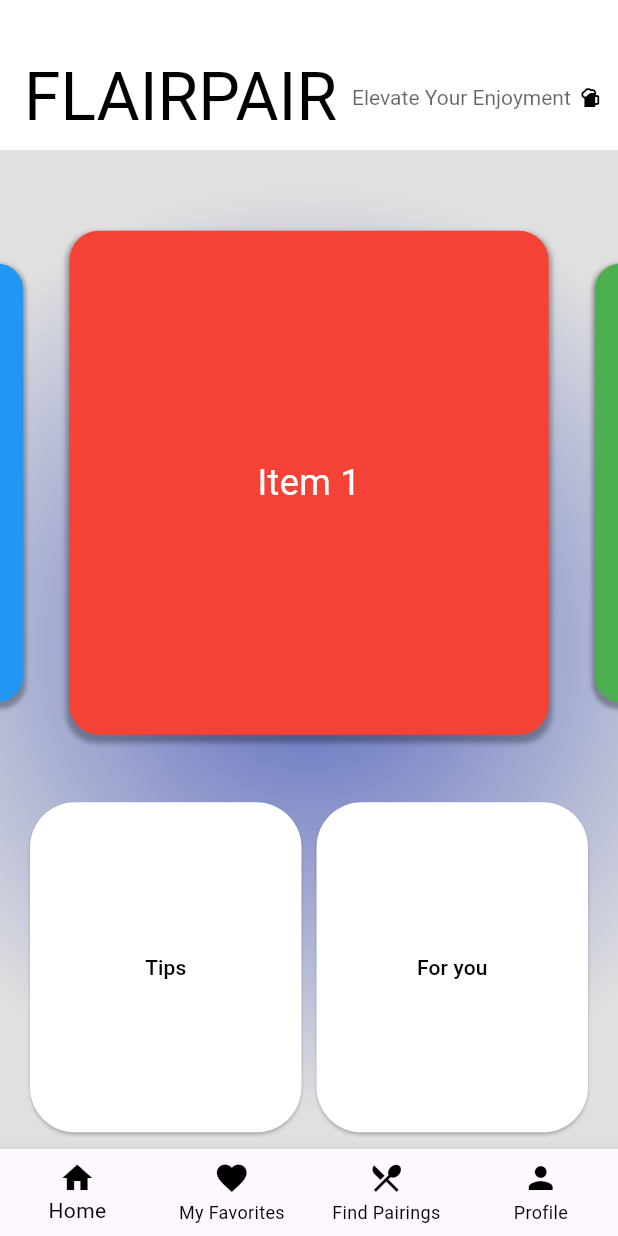
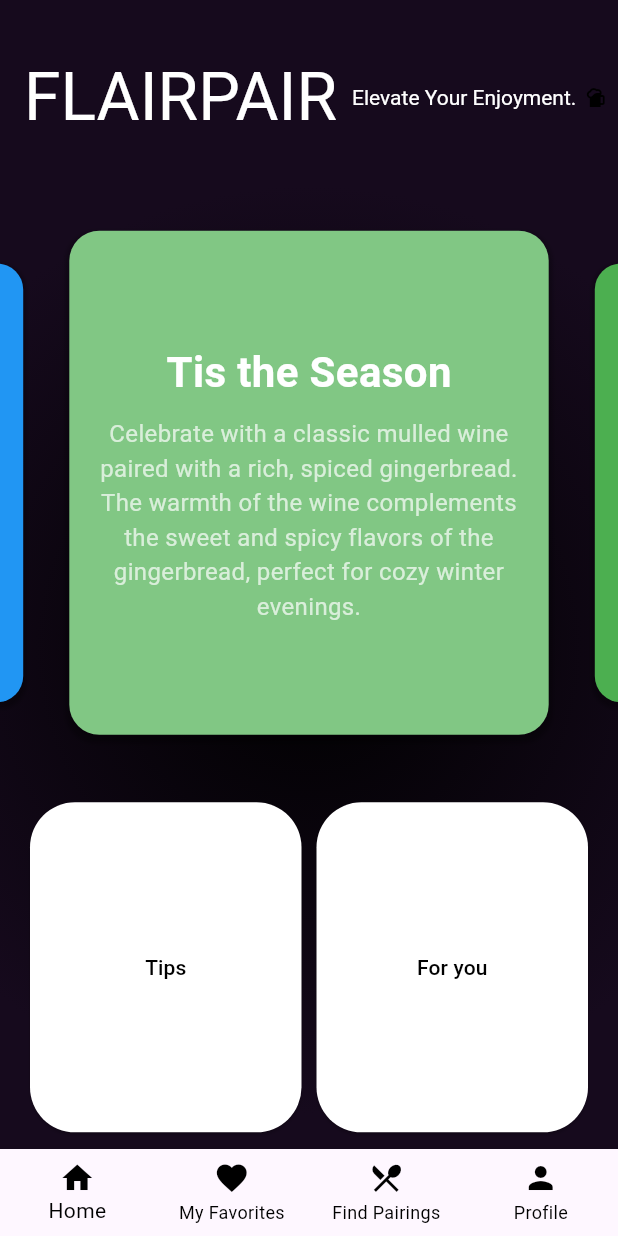
Before and after one commit to RaeClay/flair_pair, a Flutter app: the screen it shows after launch, on a phone screen of 412 x 824 dp. Run offline on Flutter 3.47's test engine with Material 3 defaults, Android fonts, the phone set to English and light mode, and no system bars; drawn by our look-alikes of carousel_slider; our stand-ins replace google_fonts.

Commit message:
Potential dark theme, buttons and carousel still being worked on

```diff
--- a/lib/customwidgets/background_deco.dart
+++ b/lib/customwidgets/background_deco.dart
@@ -5,8 +5,8 @@ class BackgroundDeco {
     return BoxDecoration(
       gradient: RadialGradient(
             colors: [
-              Colors.indigo[400]!,  //radial
-              const Color.fromARGB(255, 224, 224, 224),  //background
+              Colors.black,  //radial
+              const Color(0xFF160A1D),  //background
             ],
             center: Alignment.center,
             radius: 0.75,
--- a/lib/customwidgets/carousel_items.dart
+++ b/lib/customwidgets/carousel_items.dart
@@ -4,7 +4,7 @@ List<Widget> carouselItems = [
   Container(
     margin: const EdgeInsets.symmetric(horizontal: 5.0, vertical: 7.0),
     decoration: BoxDecoration(
-      color: Colors.red, // Different color for each container
+      color: Colors.green[300], // Festive color for the season
       borderRadius: BorderRadius.circular(20),
       boxShadow: [
         BoxShadow(
@@ -15,7 +15,31 @@ List<Widget> carouselItems = [
         ),
       ],
     ),
-    child: const Center(child: Text('Item 1', style: TextStyle(fontSize: 24, color: Colors.white))),
+    child: Padding(
+      padding: const EdgeInsets.all(15.0),
+      child: Column(
+        mainAxisAlignment: MainAxisAlignment.center,
+        children: <Widget>[
+          Text(
+            'Tis the Season',
+            style: TextStyle(
+              fontSize: 28,
+              fontWeight: FontWeight.bold,
+              color: Colors.white,
+            ),
+          ),
+          SizedBox(height: 10),
+          Text(
+            'Celebrate with a classic mulled wine paired with a rich, spiced gingerbread. The warmth of the wine complements the sweet and spicy flavors of the gingerbread, perfect for cozy winter evenings.',
+            textAlign: TextAlign.center,
+            style: TextStyle(
+              fontSize: 16,
+              color: Colors.white70,
+            ),
+          ),
+        ],
+      ),
+    ),
   ),
   Container(
     margin: const EdgeInsets.symmetric(horizontal: 5.0, vertical: 7.0),
--- a/lib/customwidgets/customappbar.dart
+++ b/lib/customwidgets/customappbar.dart
@@ -11,7 +11,7 @@ class CustomAppBar extends StatelessWidget implements PreferredSizeWidget {
     return AppBar(
       automaticallyImplyLeading: false,
       toolbarHeight: preferredSize.height,
-      backgroundColor: Colors.white,
+      backgroundColor: const Color(0xFF160A1D),
       title: Padding(
         padding: const EdgeInsets.only(top: 50, bottom: 20),
         child: Row(
@@ -21,18 +21,19 @@ class CustomAppBar extends StatelessWidget implements PreferredSizeWidget {
               'FLAIRPAIR',
               style: GoogleFonts.bungeeShade(
                 textStyle: const TextStyle(
-                  color: Colors.black,
+                  color: Colors.white,
                   fontSize: 44,
                 ),
               ),
             ),
             const SizedBox(width: 10),
             Text(
-              'Elevate Your Enjoyment',
+              'Elevate Your Enjoyment.',
               style: GoogleFonts.archivoNarrow(
                 textStyle: TextStyle(
-                  color: Colors.black.withOpacity(0.6),
+                  color: Colors.white,
                   fontSize: 14,
+                  fontFamily: 'Raleway'
                 ),
               ),
             ),
--- a/lib/view/home_view.dart
+++ b/lib/view/home_view.dart
@@ -37,7 +37,7 @@ class HomePage extends StatelessWidget {
                         onPressed: () {
                           Navigator.push(
                             context,
-                            MaterialPageRoute(builder: (context) => OnboardingPage1()),
+                            MaterialPageRoute(builder: (context) => const OnboardingPage1()),
                           );
                         },
                         style: ElevatedButton.styleFrom(
--- a/lib/view/pairing_detail_screen.dart
+++ b/lib/view/pairing_detail_screen.dart
@@ -10,7 +10,7 @@ class PairingDetailScreen extends StatelessWidget {
   final bool vegan;
   final bool glutenFree;
 
-  PairingDetailScreen({
+  PairingDetailScreen({super.key,
     required this.foodName,
     required this.alcoholName,
     required this.pairingDescription,
--- a/lib/viewmodel/pairing_view_model.dart
+++ b/lib/viewmodel/pairing_view_model.dart
@@ -21,12 +21,12 @@ class PairingViewModel extends ChangeNotifier {
 
   // Iterate through allPairings, which is a map of alcohol types to lists of PairingModel
   _pairingRepository.getAllPairings().forEach((alcoholType, pairingList) {
-    pairingList.forEach((pairing) {
+    for (var pairing in pairingList) {
       if (pairing.foodName.toLowerCase().contains(query) ||
           pairing.alcoholName.toLowerCase().contains(query)) {
         results.add(pairing);
       }
-    });
+    }
   });
 
   return results;
--- a/pubspec.yaml
+++ b/pubspec.yaml
@@ -67,7 +67,7 @@ flutter:
   # The following line ensures that the Material Icons font is
   # included with your application, so that you can use the icons in
   # the material Icons class.
-  - uses-material-design: true
+  uses-material-design: true
 
   # To add assets to your application, add an assets section, like this:
   # assets:
```
